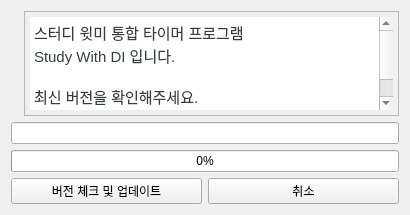
Above: resource/version.ui from DEEPI-LAB/python-study-with-me-timer before the change. Below: the same form after it.
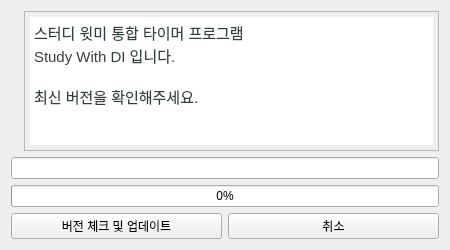
That is the form after the change. Icons and pictures are not drawn.

```diff
--- a/resource/version.ui
+++ b/resource/version.ui
@@ -6,28 +6,34 @@
    <rect>
     <x>0</x>
     <y>0</y>
-    <width>410</width>
-    <height>215</height>
+    <width>450</width>
+    <height>250</height>
    </rect>
   </property>
   <property name="minimumSize">
    <size>
-    <width>410</width>
-    <height>215</height>
+    <width>450</width>
+    <height>250</height>
    </size>
   </property>
   <property name="maximumSize">
    <size>
-    <width>410</width>
-    <height>215</height>
+    <width>450</width>
+    <height>312</height>
    </size>
   </property>
   <property name="windowTitle">
    <string>Form</string>
   </property>
-  <layout class="QGridLayout" name="gridLayout" rowstretch="0,0,0,0,0">
+  <layout class="QGridLayout" name="gridLayout" rowstretch="0,0,0,0">
    <item row="0" column="1">
     <widget class="QPlainTextEdit" name="title">
+     <property name="sizePolicy">
+      <sizepolicy hsizetype="Expanding" vsizetype="Fixed">
+       <horstretch>0</horstretch>
+       <verstretch>0</verstretch>
+      </sizepolicy>
+     </property>
      <property name="styleSheet">
       <string notr="true">padding: 5px;;
 font: 15px;
```
Left out of the diff: 4 changed lines with no effect on the pictures.
